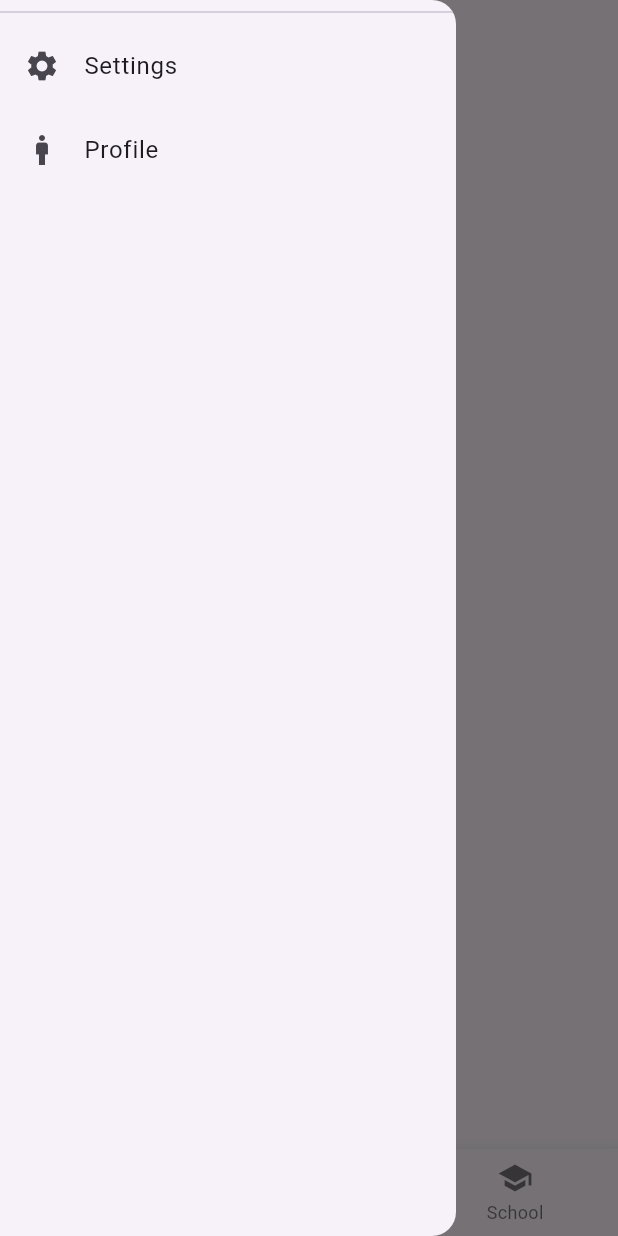
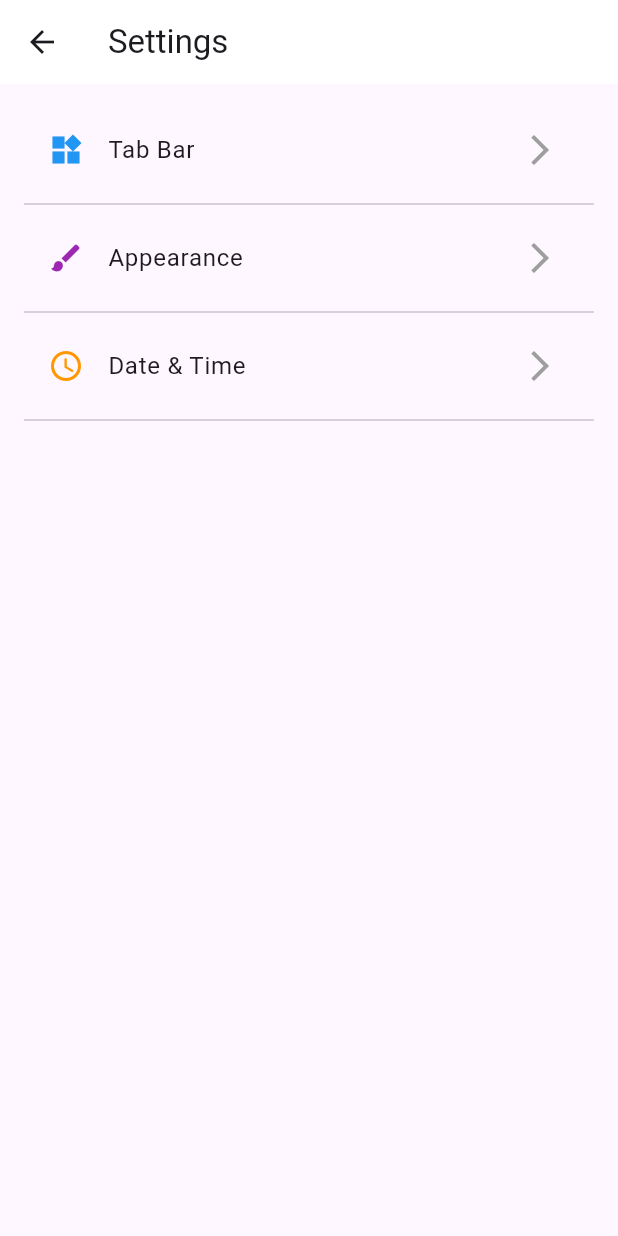
Before and after one commit to Prathamesh0009/ts_social, a Flutter app: the LandingScreen screen opened directly, in the side drawer, after a tap on "Settings", on a phone screen of 412 x 824 dp. Run offline on Flutter 3.47's test engine with Material 3 defaults, Android fonts, the phone set to English and light mode, and no system bars; our stand-ins replace flutter_svg; missing offline and left inert: amplify_auth_cognito, amplify_flutter.

Commit message:
added_setting_screen

```diff
--- a/lib/screens/landing_screen.dart
+++ b/lib/screens/landing_screen.dart
@@ -34,7 +34,7 @@ class _LandingScreenState extends State<LandingScreen> {
     return Scaffold(
       appBar: AppBar(),
       drawer: const AppDrawer(),
-      body: PageView(
+      body: PageView(   // Displays the screens, allowing swiping between them
         controller: _pageController,
         onPageChanged: (index) {
           setState(() {
@@ -44,7 +44,7 @@ class _LandingScreenState extends State<LandingScreen> {
         children: _screens,
       ),
       bottomNavigationBar: BottomNavigationBar(
-        items: const <BottomNavigationBarItem>[
+        items: const <BottomNavigationBarItem>[  //Specifies that this is a list of BottomNavigationBarItem objects button
           BottomNavigationBarItem(
             icon: Icon(Icons.home),
             label: 'Home',
--- /dev/null
+++ b/lib/screens/settings_screen.dart
@@ -0,0 +1,56 @@
+import 'package:flutter/material.dart';
+
+class SettingsScreen extends StatefulWidget {
+  const SettingsScreen({super.key});
+
+  @override
+  State<SettingsScreen> createState() => _SettingsScreenState();
+}
+
+class _SettingsScreenState extends State<SettingsScreen> {
+  @override
+  Widget build(BuildContext context) {
+    return Scaffold(
+      appBar: AppBar(
+        title: const Text('Settings'),
+        leading: IconButton(
+          icon: const Icon(Icons.arrow_back),
+          onPressed: () {
+            Navigator.pop(context);
+          },
+        ),
+        elevation: 0,
+        backgroundColor: Colors.white,
+      ),
+      body: ListView(
+        padding: const EdgeInsets.all(16.0),
+        children: [
+
+          ListTile(
+            leading: const Icon(Icons.widgets, color: Colors.blue),
+            title: const Text('Tab Bar'),
+            trailing: const Icon(Icons.arrow_forward_ios, color: Colors.grey),
+            onTap: () {},
+          ),
+          const Divider(),
+
+          ListTile(
+            leading: const Icon(Icons.brush, color: Colors.purple),
+            title: const Text('Appearance'),
+            trailing: const Icon(Icons.arrow_forward_ios, color: Colors.grey),
+            onTap: () {},
+          ),
+          const Divider(),
+
+          ListTile(
+            leading: const Icon(Icons.access_time, color: Colors.orange),
+            title: const Text('Date & Time'),
+            trailing: const Icon(Icons.arrow_forward_ios, color: Colors.grey),
+            onTap: () {},
+          ),
+          const Divider(),
+        ],
+      ),
+    );
+  }
+}
--- a/lib/widgets/app_drawer.dart
+++ b/lib/widgets/app_drawer.dart
@@ -1,4 +1,5 @@
 import 'package:flutter/material.dart';
+import 'package:ts_social/screens/settings_screen.dart';
 
 class AppDrawer extends StatelessWidget {
   const AppDrawer({Key? key}) : super(key: key);
@@ -17,15 +18,18 @@ class AppDrawer extends StatelessWidget {
                   leading: const Icon(Icons.settings),
                   title: const Text('Settings'),
                   onTap: () {
-
+                    Navigator.push(
+                      context,
+                      MaterialPageRoute(
+                        builder: (context) => const SettingsScreen(),
+                      ),
+                    );
                   },
                 ),
                 ListTile(
                   leading: const Icon(Icons.man),
                   title: const Text('Profile'),
-                  onTap: () {
-
-                  },
+                  onTap: () {},
                 ),
               ],
             ),
```
